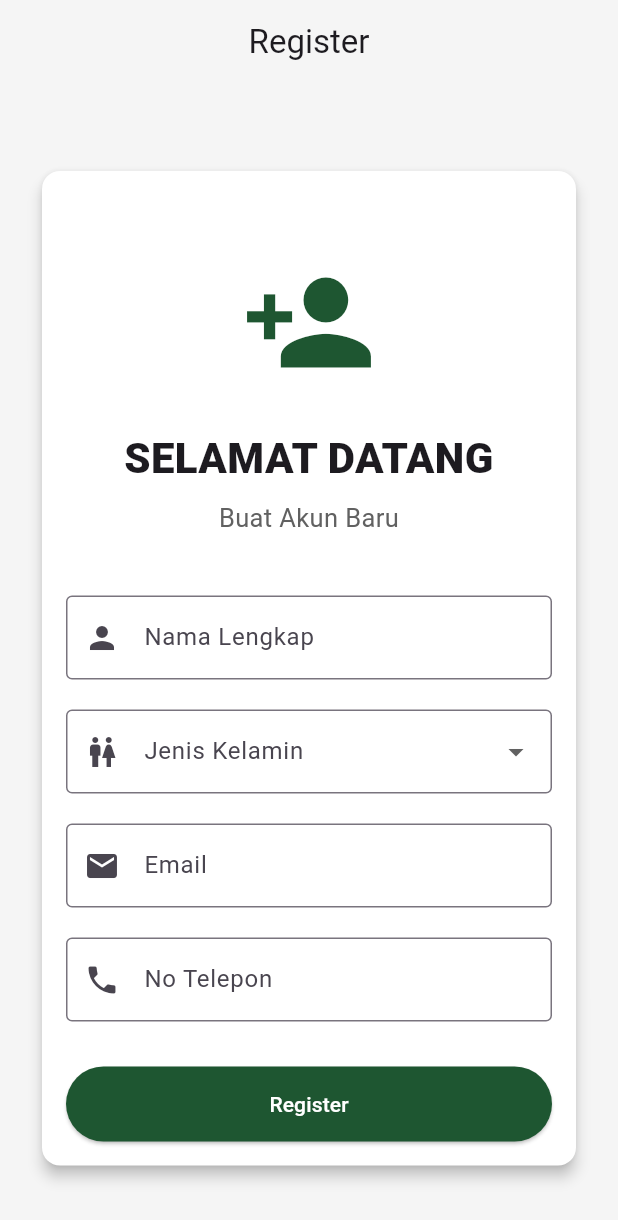
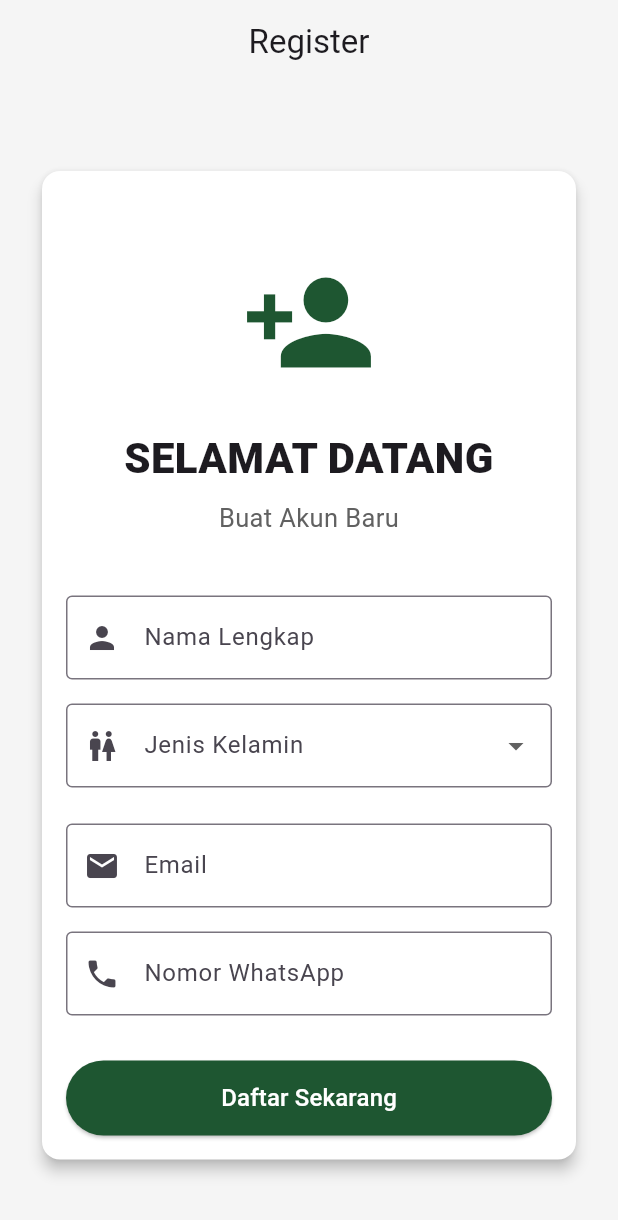
Before and after one commit to Muhammad-Azka-Ramadhan/field-survey-mobile, a Flutter app: the RegisterPage screen opened by its route, on a phone screen of 412 x 824 dp. Shown: the top 1220 px of the screen. Run offline on Flutter 3.47's test engine with Material 3 defaults, Android fonts, the phone set to English and light mode, and no system bars; our stand-ins replace go_router, shared_preferences; accounts and stored records are empty.

Commit message:
Update register

```diff
--- a/lib/screens/auth/register_page.dart
+++ b/lib/screens/auth/register_page.dart
@@ -1,5 +1,9 @@
+import 'dart:convert';
+
+import 'package:field_survey/screens/auth/login_page.dart';
 import 'package:flutter/material.dart';
-import 'package:go_router/go_router.dart';
+// import 'package:go_router/go_router.dart';
+import 'package:http/http.dart' as http;
 
 class RegisterPage extends StatefulWidget {
   const RegisterPage({super.key});
@@ -10,11 +14,13 @@ class RegisterPage extends StatefulWidget {
 
 class RegisterPageState extends State<RegisterPage> {
 
-  final _formkey = GlobalKey();
+  final _formkey = GlobalKey<FormState>();
   final nameController = TextEditingController();
   final emailController = TextEditingController();
   final phoneController = TextEditingController();
   String? selectedGender;
+
+  bool isLoading = false;
 
   @override
   void dispose(){
@@ -22,6 +28,106 @@ class RegisterPageState extends State<RegisterPage> {
     emailController.dispose();
     phoneController.dispose();
     super.dispose();
+  }
+
+  Widget buildTextField({
+    required TextEditingController controller,
+    required String label,
+    required IconData icon,
+    TextInputType keyboardType = TextInputType.text,
+    String? Function(String?)? validator,
+  }) {
+    return Padding(
+      padding: EdgeInsets.only(bottom: 16),
+      child: TextFormField(
+        controller: controller,
+        keyboardType: keyboardType,
+        decoration: InputDecoration(
+          labelText: label,
+          prefixIcon: Icon(icon),
+          border: OutlineInputBorder(),
+        ),
+        validator: validator,
+      ),
+    );
+  }
+
+  Future<void> register() async{
+    if(!_formkey.currentState!.validate()){
+      return;
+    }
+
+    if(selectedGender == null){
+      ScaffoldMessenger.of(context).showSnackBar(
+        SnackBar(
+          content: Text('Silahkan pilih jenis kelamin'),
+          backgroundColor: Colors.red,
+        ),
+      );
+      return;
+    }
+    setState(() {
+      isLoading = true;
+    });
+
+    try{
+      final response = await http.post(
+        Uri.parse('https://sijala.biz.id/api/v1/register'),
+
+        headers: {
+          'Accept' : 'application/json',
+          'Content-Type' : 'application/json'
+        },
+        body: jsonEncode({
+          'name' : nameController.text.trim(),
+          'gender' : selectedGender,
+          'email' : emailController.text.trim(),
+          'phone' : phoneController.text.trim(),
+        }),
+      );
+      final data = jsonDecode(response.body);
+
+      if(response.statusCode == 200 || response.statusCode == 201){
+        if(data['status'] == true){
+          if(!mounted) return;
+
+          ScaffoldMessenger.of(context).showSnackBar(
+            SnackBar(
+              content: Text(data['message'] ?? 'Registrasi berhasil.'),
+              backgroundColor: Colors.green,
+            ),
+          );
+          Navigator.pushReplacement(context, MaterialPageRoute(builder: (context) => LoginPage()));
+        }
+        else {
+          throw Exception(
+            data['message'] ?? 'Registrasi gagal'
+          );
+        }
+      }
+      else {
+        final message =
+          data['message'] ?? 'Registrasi gagal';
+          throw Exception(message);
+      }
+    }
+    catch (e) {
+      if(!mounted) return;
+
+      ScaffoldMessenger.of(context).showSnackBar(
+        SnackBar(
+          content: Text(e.toString().replaceFirst('exception', '')),
+          backgroundColor: Colors.red,
+        ),
+      );
+    }
+    finally {
+      if(mounted) {
+        setState(() {
+          isLoading = false;
+        });
+      }
+    }
   }
 
   @override
@@ -75,74 +181,100 @@ class RegisterPageState extends State<RegisterPage> {
                           textAlign: TextAlign.center,
                         ),
                         SizedBox(height: 40),
-                        TextFormField(
+
+                        buildTextField(
                           controller: nameController,
-                          keyboardType: TextInputType.text,
-                          decoration: InputDecoration(
-                            labelText: "Nama Lengkap",
-                            prefixIcon: Icon(Icons.person),
-                            border: OutlineInputBorder(),
+                          label: 'Nama Lengkap',
+                          icon: Icons.person,
+                          validator: (value){
+                            if(value == null || value.trim().isEmpty){
+                              return 'Nama wajin diisi';
+                            }
+                            return null;
+                          },
                         ),
-                        ),
-                        SizedBox(height: 20),
-                        DropdownButtonFormField(
+                        Padding(
+                          padding: EdgeInsets.only(bottom: 24),
+                          child: DropdownButtonFormField(
                             initialValue: selectedGender,
                             decoration: InputDecoration(
-                            labelText: "Jenis Kelamin",
+                              labelText: 'Jenis Kelamin',
                               prefixIcon: Icon(Icons.wc),
                               border: OutlineInputBorder(),
                             ),
                             items: [
                               DropdownMenuItem(
-                              value: "Laki-laki",
-                              child: Text("Laki-laki"),
+                                value: 'L',
+                                child: Text('Laki-laki'),
                               ),
                               DropdownMenuItem(
-                              value: "Perempuan",
-                              child: Text("Perempuan"),
-                            ),
+                                value: 'P',
+                                child: Text('Perempuan'),
+                              )
                             ],
                             onChanged: (value){
                               setState(() {
                                 selectedGender = value;
                               });
                             },
-                          validator: (value){
-                            if(value == null || value.isEmpty){
-                              return "Silahkan pilih jenis kelamin";
+                            validator: (value) {
+                              if(value == null){
+                                return 'Jenis kelamin wajib dipilih';
                               }
                               return null;
                             },
                           ),
-                        SizedBox(height: 20),
-                        TextFormField(
+                        ),
+                        buildTextField(
                           controller: emailController,
+                          label: 'Email',
+                          icon: Icons.email,
                           keyboardType: TextInputType.emailAddress,
-                          decoration: InputDecoration(
-                            labelText: "Email",
-                            prefixIcon: Icon(Icons.email),
-                            border: OutlineInputBorder(),
+                          validator: (value){
+                            if(value == null || value.trim().isEmpty){
+                              return 'Email wajib diisi';
+                            }
+
+                            if(!value.contains('@')){
+                              return 'Format email tidak valid';
+                            }
+                            return null;
+                          }
                         ),
+                        buildTextField(
+                          controller: phoneController,
+                          label: 'Nomor WhatsApp',
+                          icon: Icons.phone,
+                          keyboardType: TextInputType.phone,
+                          validator: (value){
+                            if(value == null || value.trim().isEmpty){
+                              return 'Nomor WhatsApp wajib diisi';
+                            }
+                            return null;
+                          }
                         ),
-                        SizedBox(height: 20),
-                        TextFormField(
-                          controller: phoneController,
-                          keyboardType: TextInputType.number,
-                          decoration: InputDecoration(
-                            labelText: "No Telepon",
-                            prefixIcon: Icon(Icons.phone),
-                            border: OutlineInputBorder(),
-                          ),
-                        ),
-                        SizedBox(height: 30),
+                        SizedBox(height: 14),
                         SizedBox(
                           height: 50,
                           child: ElevatedButton(
-                            onPressed: (){
-                              context.go('/login');
-                            },
-                            style: ElevatedButton.styleFrom(backgroundColor: Color.fromARGB(255, 30, 86, 49)),
-                            child: Text('Register', style: TextStyle(color: Colors.white)),
+                            onPressed: isLoading ? null : register,
+                            child: isLoading
+                              ? SizedBox(
+                                width: 24,
+                                height: 24,
+                                child: CircularProgressIndicator(
+                                  strokeWidth: 2,
+                                  color: Colors.white,
+                                ),
+                              )
+                              : Text(
+                                'Daftar Sekarang',
+                                style: TextStyle(fontSize: 16),
+                              ),
+                            style: ElevatedButton.styleFrom(
+                              backgroundColor: Color.fromARGB(255, 30, 86, 49),
+                              foregroundColor: Colors.white,
+                            ),
                           ),
                         ),
                       ],
```
Also changed, not shown: lib/screens/auth/login_page.dart (+8 -1 lines). Lines whose indentation alone changed are shown as unchanged.
